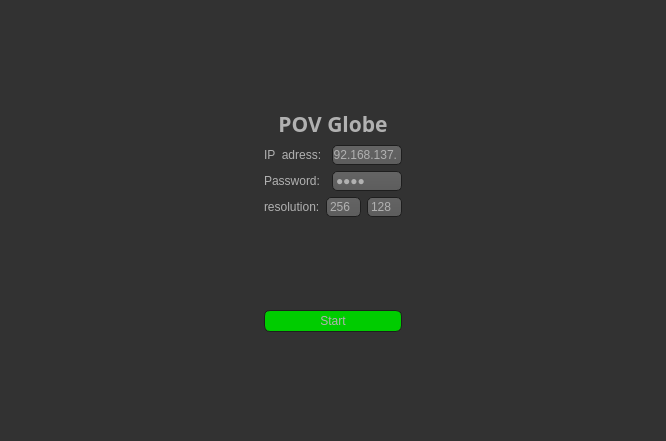
This is mainwindow.ui in magnocube/POV-Globe as Qt 5 draws it before an edit. The edited form follows.
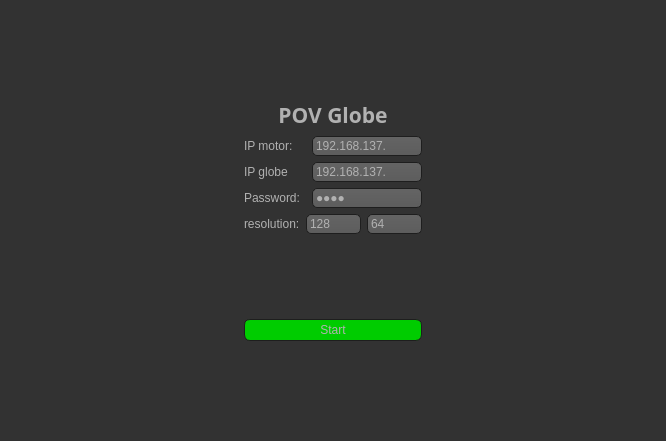
This is the edited form. Icons and pictures are not drawn.

```diff
--- a/mainwindow.ui
+++ b/mainwindow.ui
@@ -531,34 +531,7 @@
           </item>
           <item>
            <layout class="QGridLayout" name="gridLayout">
-            <item row="0" column="0" colspan="2">
-             <widget class="QLabel" name="label_3">
-              <property name="text">
-               <string>IP  adress: </string>
-              </property>
-             </widget>
-            </item>
-            <item row="0" column="2">
-             <widget class="QLineEdit" name="IPLineEdit">
-              <property name="maximumSize">
-               <size>
-                <width>135</width>
-                <height>16777215</height>
-               </size>
-              </property>
-              <property name="text">
-               <string>192.168.137.</string>
-              </property>
-             </widget>
-            </item>
-            <item row="1" column="0">
-             <widget class="QLabel" name="label_2">
-              <property name="text">
-               <string>Password:</string>
-              </property>
-             </widget>
-            </item>
-            <item row="1" column="2">
+            <item row="2" column="2">
              <widget class="QLineEdit" name="lineEdit">
               <property name="maximumSize">
                <size>
@@ -574,14 +547,47 @@
               </property>
              </widget>
             </item>
+            <item row="0" column="2">
+             <widget class="QLineEdit" name="IPLineEdit">
+              <property name="minimumSize">
+               <size>
+                <width>110</width>
+                <height>0</height>
+               </size>
+              </property>
+              <property name="maximumSize">
+               <size>
+                <width>135</width>
+                <height>16777215</height>
+               </size>
+              </property>
+              <property name="text">
+               <string>192.168.137.</string>
+              </property>
+             </widget>
+            </item>
+            <item row="0" column="0" colspan="2">
+             <widget class="QLabel" name="label_3">
+              <property name="text">
+               <string>IP motor: </string>
+              </property>
+             </widget>
+            </item>
             <item row="2" column="0">
+             <widget class="QLabel" name="label_2">
+              <property name="text">
+               <string>Password:</string>
+              </property>
+             </widget>
+            </item>
+            <item row="3" column="0">
              <widget class="QLabel" name="label_4">
               <property name="text">
                <string>resolution:</string>
               </property>
              </widget>
             </item>
-            <item row="2" column="1" colspan="2">
+            <item row="3" column="1" colspan="2">
              <layout class="QHBoxLayout" name="horizontalLayout">
               <item>
                <widget class="QLineEdit" name="lineEditX">
@@ -592,25 +598,45 @@
                  </size>
                 </property>
                 <property name="text">
-                 <string>256</string>
-                </property>
-               </widget>
-              </item>
-              <item>
-               <widget class="QLineEdit" name="lineEditY">
-                <property name="maximumSize">
-                 <size>
-                  <width>65</width>
-                  <height>16777215</height>
-                 </size>
-                </property>
-                <property name="text">
                  <string>128</string>
                 </property>
                </widget>
               </item>
+              <item>
+               <widget class="QLineEdit" name="lineEditY">
+                <property name="maximumSize">
+                 <size>
+                  <width>65</width>
+                  <height>16777215</height>
+                 </size>
+                </property>
+                <property name="text">
+                 <string>64</string>
+                </property>
+               </widget>
+              </item>
              </layout>
             </item>
+            <item row="1" column="0">
+             <widget class="QLabel" name="label_5">
+              <property name="text">
+               <string>IP globe</string>
+              </property>
+             </widget>
+            </item>
+            <item row="1" column="2">
+             <widget class="QLineEdit" name="ipGlobeLineEdit">
+              <property name="minimumSize">
+               <size>
+                <width>110</width>
+                <height>0</height>
+               </size>
+              </property>
+              <property name="text">
+               <string>192.168.137.</string>
+              </property>
+             </widget>
+            </item>
            </layout>
           </item>
           <item>
```
